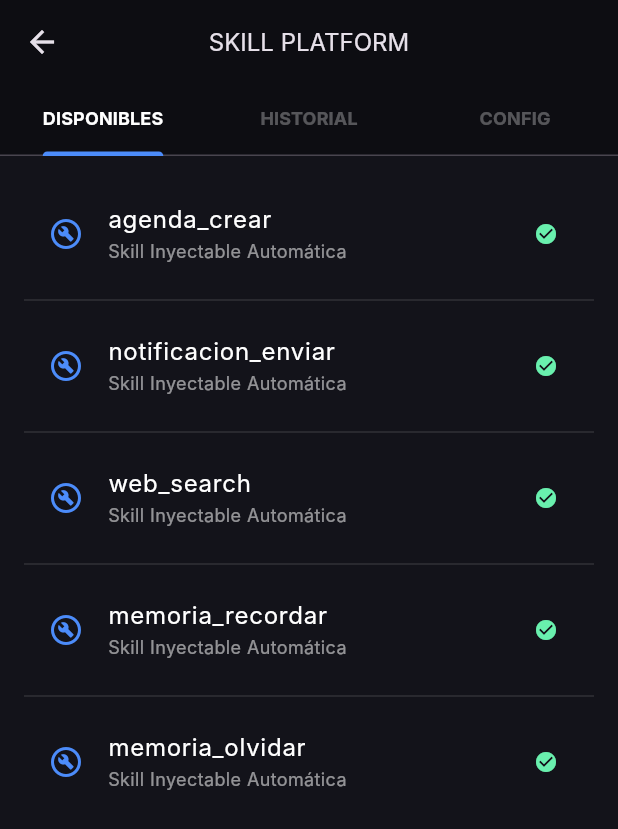
After one commit to fernandofondillo/FENIX-POCKET-OS-V2, a Flutter app: the SkillsScreen screen opened directly, on a phone screen of 412 x 824 dp. The commit adds this screen. Shown: the top 829 px of the screen. Run offline on Flutter 3.47's test engine with Material 3 defaults, Android fonts, the phone set to English and light mode, and no system bars; our stand-ins replace dio, flutter_secure_storage, logger, shared_preferences, sqflite; missing offline and left inert: encrypt; accounts and stored records are empty; Roboto replaces fonts that are missing (Inter).

Commit message:
feat: implement Skills interface and Chat resiliency
Add Skills audit screen with history tracking and integrate HTTP 202 long-polling logic into the Chat terminal to improve UX stability and network error handling.

```diff
--- /dev/null
+++ b/lib/views/skills/skills_screen.dart
@@ -0,0 +1,159 @@
+import 'package:flutter/material.dart';
+import '../../services/skills_service.dart';
+
+class SkillsScreen extends StatefulWidget {
+  const SkillsScreen({Key? key}) : super(key: key);
+
+  @override
+  _SkillsScreenState createState() => _SkillsScreenState();
+}
+
+class _SkillsScreenState extends State<SkillsScreen> with SingleTickerProviderStateMixin {
+  late TabController _tabController;
+  final SkillsService _skillsService = SkillsService(baseUrl: 'http://localhost');
+  List<Map<String, dynamic>> _historial = [];
+  bool _isLoading = true;
+
+  @override
+  void initState() {
+    super.initState();
+    _tabController = TabController(length: 3, vsync: this);
+    _cargarHistorial();
+  }
+
+  Future<void> _cargarHistorial() async {
+    setState(() => _isLoading = true);
+    try {
+      _historial = await _skillsService.leer_historial_skills();
+    } catch (e) {
+      _historial = [];
+    } finally {
+      if (mounted) setState(() => _isLoading = false);
+    }
+  }
+
+  @override
+  void dispose() {
+    _tabController.dispose();
+    super.dispose();
+  }
+
+  Widget _buildDisponiblesTab() {
+    final disponibles = [
+      'agenda_crear',
+      'notificacion_enviar',
+      'web_search',
+      'memoria_recordar',
+      'memoria_olvidar'
+    ];
+    return ListView.separated(
+      padding: const EdgeInsets.all(16),
+      itemCount: disponibles.length,
+      separatorBuilder: (_, __) => const Divider(color: Colors.white12),
+      itemBuilder: (context, index) {
+        return ListTile(
+          leading: const Icon(Icons.build_circle_outlined, color: Color(0xFF4C8CFA)),
+          title: Text(disponibles[index], style: const TextStyle(color: Colors.white, fontFamily: 'Inter')),
+          subtitle: const Text('Skill Inyectable Automática', style: TextStyle(color: Colors.white54, fontFamily: 'Inter', fontSize: 12)),
+          trailing: const Icon(Icons.check_circle, color: Colors.greenAccent, size: 16),
+        );
+      },
+    );
+  }
+
+  Widget _buildHistorialTab() {
+    if (_isLoading) {
+      return const Center(child: CircularProgressIndicator(color: Color(0xFF4C8CFA)));
+    }
+    if (_historial.isEmpty) {
+      return const Center(
+        child: Text(
+          '[SIN ACTIVIDAD LÓGICA]\nNo se han ejecutado Skills recientemente.',
+          textAlign: TextAlign.center,
+          style: TextStyle(color: Colors.white54, fontFamily: 'Inter'),
+        ),
+      );
+    }
+    return ListView.builder(
+      padding: const EdgeInsets.all(16),
+      itemCount: _historial.length,
+      itemBuilder: (context, index) {
+        final item = _historial[index];
+        return Container(
+          margin: const EdgeInsets.only(bottom: 12),
+          padding: const EdgeInsets.all(12),
+          decoration: BoxDecoration(
+            color: const Color(0xFF1A1A24),
+            borderRadius: BorderRadius.circular(8),
+            border: Border.all(color: Colors.white12)
+          ),
+          child: Column(
+            crossAxisAlignment: CrossAxisAlignment.start,
+            children: [
+              Row(
+                mainAxisAlignment: MainAxisAlignment.spaceBetween,
+                children: [
+                  Text(item['skill'] ?? 'Unknown', style: const TextStyle(color: Colors.white, fontFamily: 'Inter', fontWeight: FontWeight.bold)),
+                  Text(
+                    item['timestamp']?.split('T')[0] ?? '',
+                    style: const TextStyle(color: Colors.white30, fontFamily: 'Inter', fontSize: 10),
+                  ),
+                ],
+              ),
+              const SizedBox(height: 8),
+              Text(
+                item['result'].toString(),
+                style: const TextStyle(color: Colors.white70, fontFamily: 'Inter', fontSize: 12),
+                maxLines: 3,
+                overflow: TextOverflow.ellipsis,
+              ),
+            ],
+          ),
+        );
+      },
+    );
+  }
+
+  Widget _buildConfiguracionTab() {
+    return const Center(
+      child: Text(
+        '[CONFIGURACIÓN SOBERANA]\nDirectivas de invocación protegidas.',
+        textAlign: TextAlign.center,
+        style: TextStyle(color: Colors.white54, fontFamily: 'Inter'),
+      ),
+    );
+  }
+
+  @override
+  Widget build(BuildContext context) {
+    return Scaffold(
+      backgroundColor: const Color(0xFF13131A),
+      appBar: AppBar(
+        title: const Text('SKILL PLATFORM', style: TextStyle(fontFamily: 'Inter', fontSize: 16)),
+        backgroundColor: const Color(0xFF0D0D12),
+        elevation: 0,
+        centerTitle: true,
+        bottom: TabBar(
+          controller: _tabController,
+          indicatorColor: const Color(0xFF4C8CFA),
+          labelColor: Colors.white,
+          unselectedLabelColor: Colors.white30,
+          labelStyle: const TextStyle(fontFamily: 'Inter', fontSize: 12, fontWeight: FontWeight.bold),
+          tabs: const [
+            Tab(text: 'DISPONIBLES'),
+            Tab(text: 'HISTORIAL'),
+            Tab(text: 'CONFIG'),
+          ],
+        ),
+      ),
+      body: TabBarView(
+        controller: _tabController,
+        children: [
+          _buildDisponiblesTab(),
+          _buildHistorialTab(),
+          _buildConfiguracionTab(),
+        ],
+      ),
+    );
+  }
+}
```
Also changed, not shown: lib/views/auth/welcome_screen.dart (+79 -19 lines), 1 other file.
